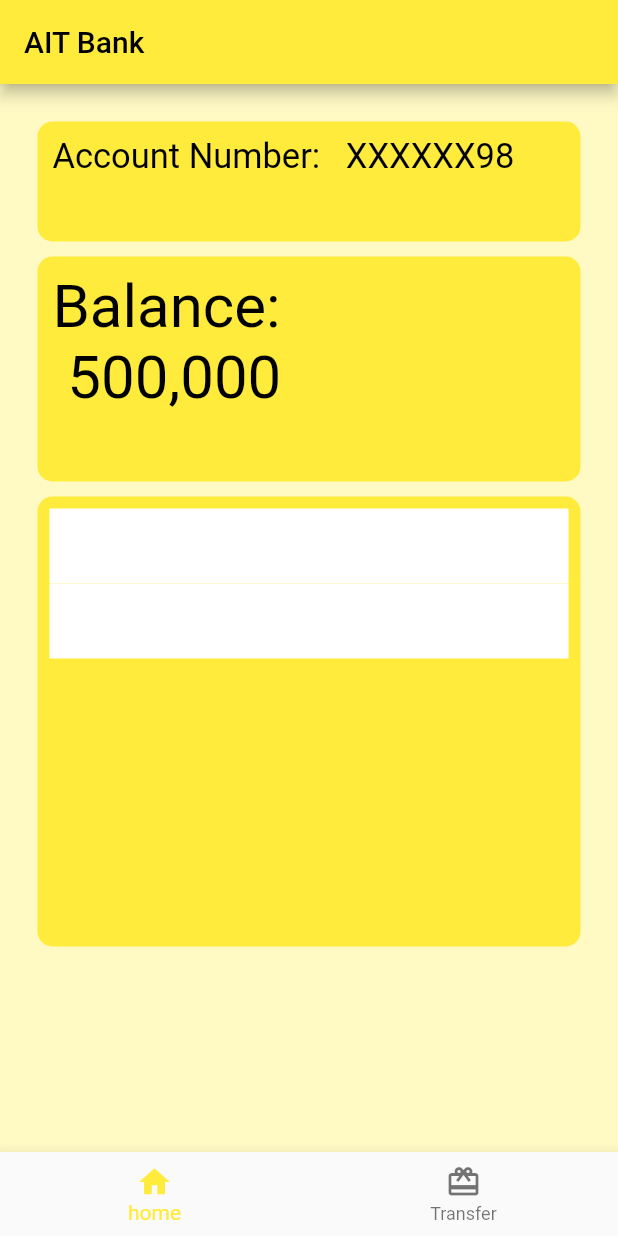
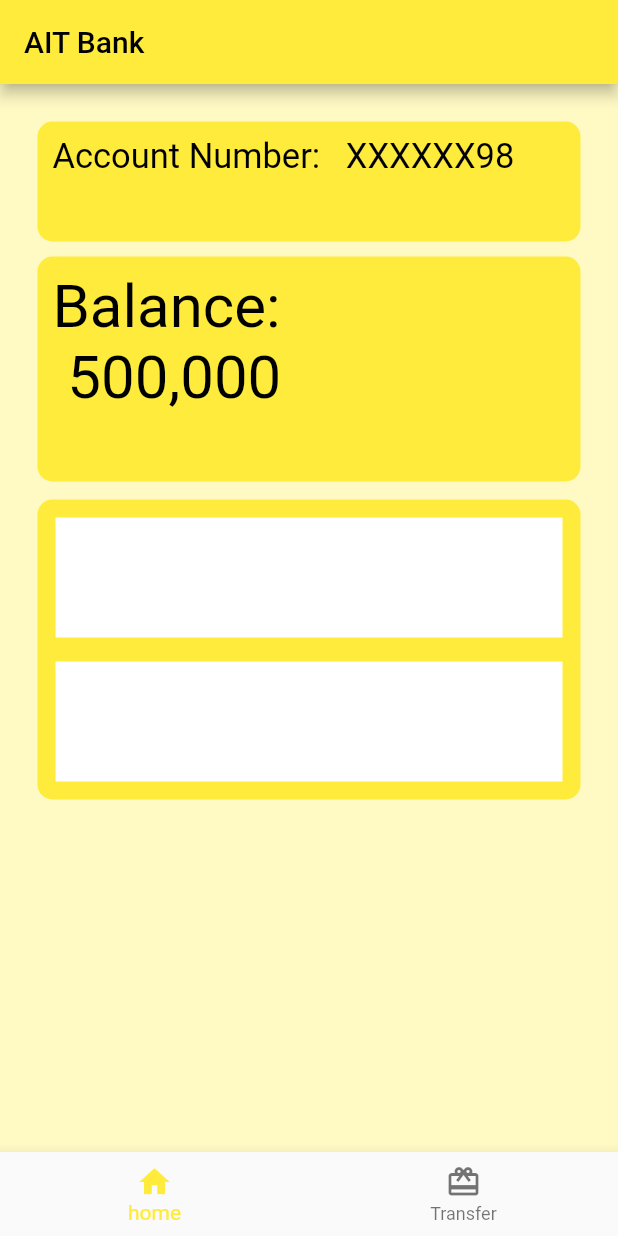
Before and after one commit to AnneRoki/OOPFfutter, a Flutter app: the screen it shows after launch, on a phone screen of 412 x 824 dp. Run offline on Flutter 3.47's test engine with Material 2 defaults, Android fonts, the phone set to English and light mode, and no system bars.

Commit message:
Update dashboard.dart

```diff
--- a/lib/dashboard.dart
+++ b/lib/dashboard.dart
@@ -42,23 +42,24 @@ class Dashboard extends StatelessWidget {
                 ),
               ),
             ),
-            Padding(padding: EdgeInsets.all(5)),
+            Padding(padding: EdgeInsets.all(6)),
             Container(
-              height: 300,
+              height: 200,
               width: 700,
               decoration: BoxDecoration(
                   color: Colors.yellow,
                   borderRadius: BorderRadius.all(Radius.circular(10))),
               child: ListView(
-                padding: const EdgeInsets.all(8),
+                padding: const EdgeInsets.all(12),
                 children: <Widget>[
                   Container(
-                    height: 50,
+                    height: 80,
                     width: 50,
                     color: Colors.white,
                   ),
+                  Padding(padding: EdgeInsets.all(8)),
                   Container(
-                    height: 50,
+                    height: 80,
                     width: 50,
                     color: Colors.white,
                   ),
```
